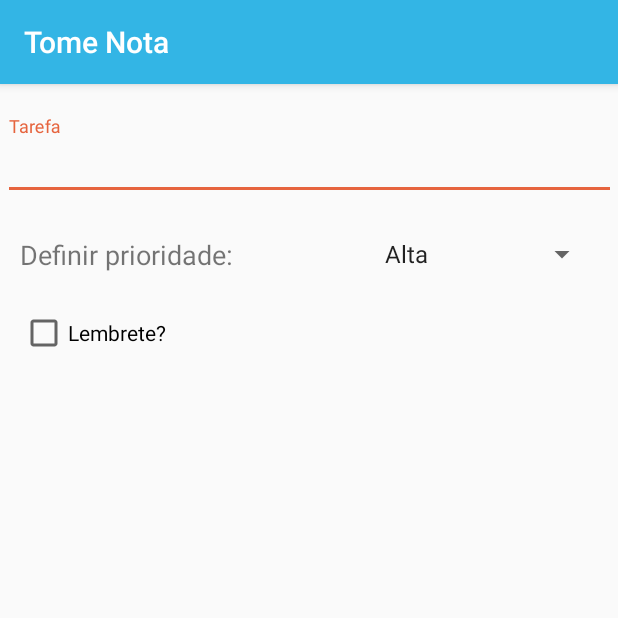
After one commit to FerreirinhaJean/tome-nota, an Android app: the NovaTarefaActivity screen opened directly, with no data from a screen before it, on a phone screen of 412 x 824 dp, the top half of it. The commit adds this screen. Run offline under Robolectric (Android 15) with nearby library versions, the phone set to English and light mode, and no system bars.

Commit message:
Activity tarefa e anotacoes criadas

```diff
--- /dev/null
+++ b/app/src/main/java/com/takenote/tomenota/controller/activity/NovaTarefaActivity.java
@@ -0,0 +1,16 @@
+package com.takenote.tomenota.controller.activity;
+
+import androidx.appcompat.app.AppCompatActivity;
+
+import android.os.Bundle;
+
+import com.takenote.tomenota.R;
+
+public class NovaTarefaActivity extends AppCompatActivity {
+
+    @Override
+    protected void onCreate(Bundle savedInstanceState) {
+        super.onCreate(savedInstanceState);
+        setContentView(R.layout.activity_nova_tarefa);
+    }
+}
--- a/app/src/main/java/com/takenote/tomenota/controller/activity/SplashScreenActivity.java
+++ b/app/src/main/java/com/takenote/tomenota/controller/activity/SplashScreenActivity.java
@@ -6,7 +6,6 @@ import android.content.Intent;
 import android.os.Bundle;
 import android.os.Handler;
 
-import com.takenote.tomenota.MainActivity;
 import com.takenote.tomenota.R;
 import com.takenote.tomenota.model.util.Preference;
 
@@ -33,7 +32,7 @@ public class SplashScreenActivity extends AppCompatActivity {
                     finish();
                 }
             }
-        }, 5000);
+        }, 2000);
 
 
     }
--- /dev/null
+++ b/app/src/main/res/drawable/ic_confirmar_24dp.xml
@@ -0,0 +1,5 @@
+<vector android:height="24dp" android:tint="#FFFFFF"
+    android:viewportHeight="24.0" android:viewportWidth="24.0"
+    android:width="24dp" xmlns:android="http://schemas.android.com/apk/res/android">
+    <path android:fillColor="#FF000000" android:pathData="M9,16.17L4.83,12l-1.42,1.41L9,19 21,7l-1.41,-1.41z"/>
+</vector>
--- /dev/null
+++ b/app/src/main/res/layout/activity_nova_tarefa.xml
@@ -0,0 +1,63 @@
+<?xml version="1.0" encoding="utf-8"?>
+<androidx.constraintlayout.widget.ConstraintLayout xmlns:android="http://schemas.android.com/apk/res/android"
+    xmlns:app="http://schemas.android.com/apk/res-auto"
+    xmlns:tools="http://schemas.android.com/tools"
+    android:layout_width="match_parent"
+    android:layout_height="match_parent"
+    android:layout_margin="5dp"
+    tools:context=".controller.activity.NovaTarefaActivity">
+
+    <com.google.android.material.textfield.TextInputLayout
+        android:id="@+id/textInputLayout"
+        android:layout_width="409dp"
+        android:layout_height="wrap_content"
+        android:layout_marginStart="8dp"
+        android:layout_marginLeft="8dp"
+        android:layout_marginTop="16dp"
+        android:layout_marginEnd="8dp"
+        android:layout_marginRight="8dp"
+        android:hint="Tarefa"
+        app:layout_constraintEnd_toEndOf="parent"
+        app:layout_constraintStart_toStartOf="parent"
+        app:layout_constraintTop_toTopOf="parent">
+
+        <com.google.android.material.textfield.TextInputEditText
+            android:layout_width="match_parent"
+            android:layout_height="wrap_content" />
+    </com.google.android.material.textfield.TextInputLayout>
+
+    <TextView
+        android:id="@+id/textView3"
+        android:layout_width="wrap_content"
+        android:layout_height="wrap_content"
+        android:layout_marginStart="8dp"
+        android:layout_marginLeft="8dp"
+        android:layout_marginTop="24dp"
+        android:text="Definir prioridade:"
+        android:textSize="18sp"
+        app:layout_constraintStart_toStartOf="parent"
+        app:layout_constraintTop_toBottomOf="@+id/textInputLayout" />
+
+    <Spinner
+        android:id="@+id/spinner"
+        android:layout_width="150dp"
+        android:layout_height="wrap_content"
+        android:layout_marginTop="24dp"
+        android:layout_marginEnd="8dp"
+        android:layout_marginRight="8dp"
+        android:entries="@array/prioridades"
+        app:layout_constraintEnd_toEndOf="parent"
+        app:layout_constraintTop_toBottomOf="@+id/textInputLayout" />
+
+    <CheckBox
+        android:id="@+id/checkBox"
+        android:layout_width="wrap_content"
+        android:layout_height="wrap_content"
+        android:layout_marginStart="8dp"
+        android:layout_marginLeft="8dp"
+        android:layout_marginTop="24dp"
+        android:text="Lembrete?"
+        app:layout_constraintStart_toStartOf="parent"
+        app:layout_constraintTop_toBottomOf="@+id/textView3" />
+
+</androidx.constraintlayout.widget.ConstraintLayout>
--- a/app/src/main/res/layout/activity_principal.xml
+++ b/app/src/main/res/layout/activity_principal.xml
@@ -22,8 +22,8 @@
 
     </com.google.android.material.appbar.AppBarLayout>
 
+
     <include layout="@layout/content_principal" />
-
 
     <com.github.clans.fab.FloatingActionMenu
         android:id="@+id/menu"
@@ -75,6 +75,7 @@
             android:id="@+id/menu_tarefa"
             android:layout_width="wrap_content"
             android:layout_height="wrap_content"
+            android:onClick="adicionarTarefa"
             android:src="@drawable/ic_tarefa_24dp"
             fab:fab_label="Tarefa"
             fab:fab_size="mini" />
@@ -83,6 +84,7 @@
             android:id="@+id/menu_anotacao"
             android:layout_width="wrap_content"
             android:layout_height="wrap_content"
+            android:onClick="adicionarAnotacao"
             android:src="@drawable/ic_anotacao_24dp"
             fab:fab_label="Anotação"
             fab:fab_size="mini" />
--- /dev/null
+++ b/app/src/main/res/values/arrays.xml
@@ -0,0 +1,8 @@
+<?xml version="1.0" encoding="utf-8"?>
+<resources>
+    <string-array name="prioridades">
+        <item>Alta</item>
+        <item>Média</item>
+        <item>Baixa</item>
+    </string-array>
+</resources>
```
Also changed, not shown: app/src/main/AndroidManifest.xml (+5 -3 lines), app/src/main/java/com/takenote/tomenota/MainActivity.java (deleted, +0 -47 lines), app/src/main/java/com/takenote/tomenota/controller/activity/MainActivity.java (added, +47 -0 lines), app/src/main/java/com/takenote/tomenota/controller/activity/NovaAnotacaoActivity.java (added, +41 -0 lines), app/src/main/java/com/takenote/tomenota/controller/activity/PrincipalActivity.java (+10 -1 lines), app/src/main/res/layout/activity_nova_anotacao.xml (added, +46 -0 lines), app/src/main/res/menu/menu_adicionar.xml (added, +13 -0 lines).
